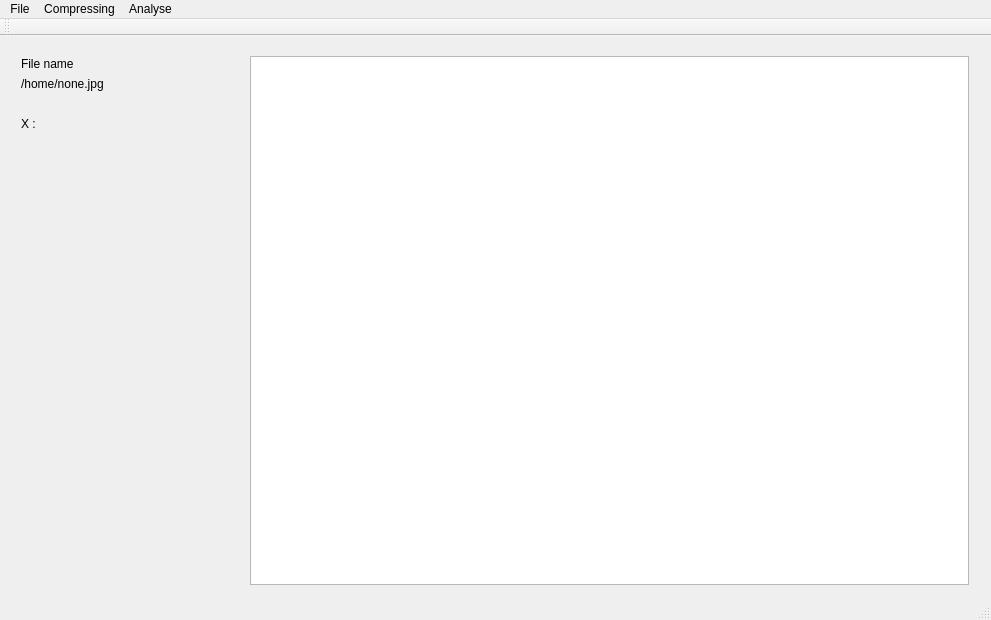
Before: the Qt Designer form mainwindow.ui in MetalDiamond/MDFilter, drawn with Qt 5.
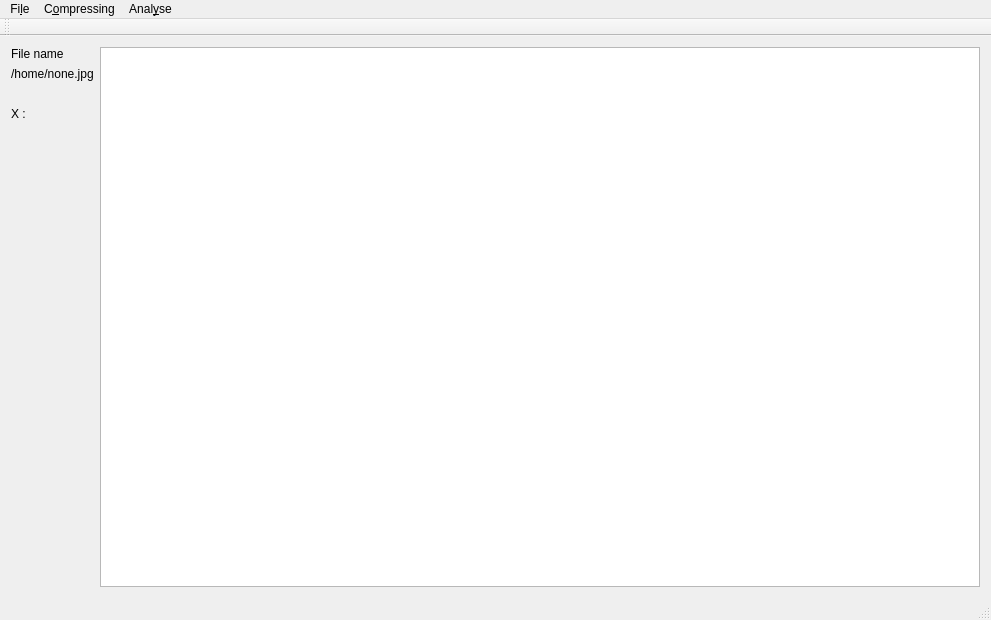
After: the same form once the commit is applied.

```diff
--- a/mainwindow.ui
+++ b/mainwindow.ui
@@ -14,15 +14,8 @@
    <string>MainWindow</string>
   </property>
   <widget class="QWidget" name="centralWidget">
-   <widget class="QWidget" name="horizontalLayoutWidget">
-    <property name="geometry">
-     <rect>
-      <x>10</x>
-      <y>10</y>
-      <width>221</width>
-      <height>551</height>
-     </rect>
-    </property>
+   <layout class="QGridLayout" name="gridLayout">
+    <item row="0" column="0">
     <layout class="QHBoxLayout" name="infoLayout">
      <item>
       <layout class="QFormLayout" name="formLayout">
@@ -31,9 +24,18 @@
        </property>
        <item row="2" column="0">
         <widget class="QLabel" name="imagePath">
+          <property name="maximumSize">
+           <size>
+            <width>500</width>
+            <height>16777215</height>
+           </size>
+          </property>
          <property name="text">
           <string>/home/none.jpg</string>
          </property>
+          <property name="wordWrap">
+           <bool>true</bool>
+          </property>
         </widget>
        </item>
        <item row="1" column="0">
@@ -60,22 +62,15 @@
       </layout>
      </item>
     </layout>
-   </widget>
-   <widget class="QWidget" name="horizontalLayoutWidget_2">
-    <property name="geometry">
-     <rect>
-      <x>239</x>
-      <y>9</y>
-      <width>741</width>
-      <height>551</height>
-     </rect>
-    </property>
+    </item>
+    <item row="0" column="1">
     <layout class="QHBoxLayout" name="imageLayout">
      <item>
       <widget class="QGraphicsView" name="graphicsView"/>
      </item>
     </layout>
-   </widget>
+    </item>
+   </layout>
   </widget>
   <widget class="QMenuBar" name="menuBar">
    <property name="geometry">
@@ -83,19 +78,19 @@
      <x>0</x>
      <y>0</y>
      <width>991</width>
-     <height>22</height>
+     <height>31</height>
     </rect>
    </property>
    <widget class="QMenu" name="menuFile">
     <property name="title">
-     <string>File</string>
+     <string>Fi&amp;le</string>
     </property>
     <addaction name="actionOpen_Image"/>
     <addaction name="actionSave_Image"/>
    </widget>
    <widget class="QMenu" name="menuCompression">
     <property name="title">
-     <string>Compressing</string>
+     <string>C&amp;ompressing</string>
     </property>
     <addaction name="actionMSE"/>
     <addaction name="actionGenerate_Rainbow"/>
@@ -105,7 +100,7 @@
    </widget>
    <widget class="QMenu" name="menuAnalyse">
     <property name="title">
-     <string>Analyse</string>
+     <string>Anal&amp;yse</string>
     </property>
     <widget class="QMenu" name="menuFilter">
      <property name="title">
```
Left out of the diff: 28 changed lines with no effect on the pictures. Lines whose indentation alone changed are shown as unchanged.
